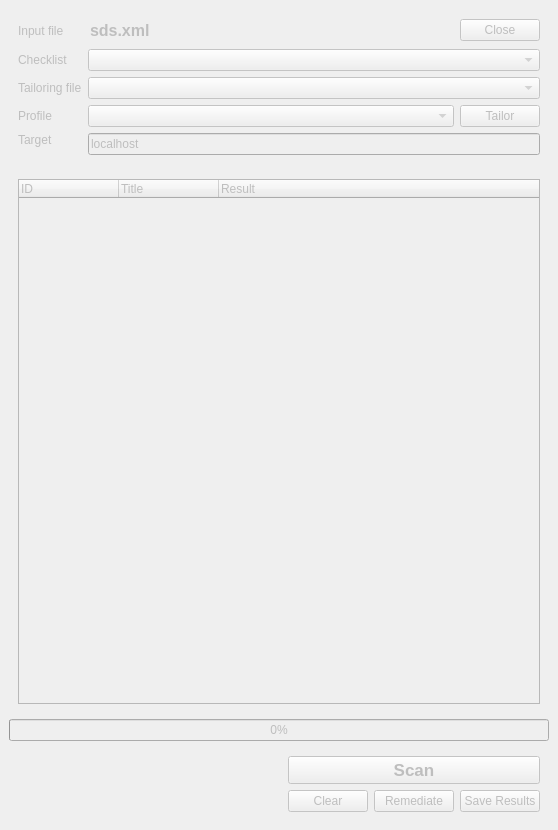
Qt form ui/MainWindow.ui (OpenSCAP/scap-workbench) before a commit.
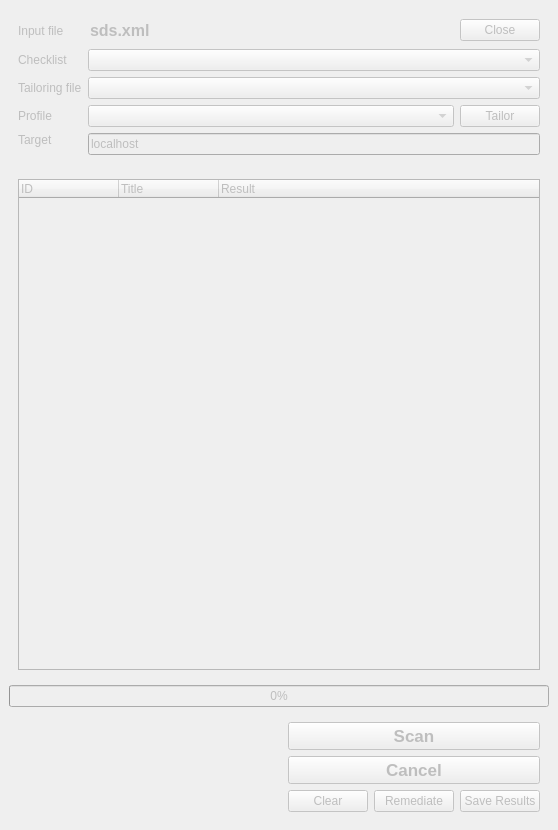
The same form after that commit.

```diff
--- a/ui/MainWindow.ui
+++ b/ui/MainWindow.ui
@@ -185,7 +185,7 @@
           </property>
           <item>
            <widget class="QWidget" name="preScanTools" native="true">
-            <layout class="QVBoxLayout" name="verticalLayout_4">
+            <layout class="QHBoxLayout" name="horizontalLayout">
              <property name="margin">
               <number>0</number>
              </property>
@@ -206,6 +206,29 @@
             </layout>
            </widget>
           </item>
+          <item>
+           <widget class="QWidget" name="scanTools" native="true">
+            <layout class="QHBoxLayout" name="horizontalLayout_4">
+             <property name="margin">
+              <number>0</number>
+             </property>
+             <item>
+              <widget class="QPushButton" name="cancelButton">
+               <property name="font">
+                <font>
+                 <pointsize>13</pointsize>
+                 <weight>75</weight>
+                 <bold>true</bold>
+                </font>
+               </property>
+               <property name="text">
+                <string>Cancel</string>
+               </property>
+              </widget>
+             </item>
+            </layout>
+           </widget>
+          </item>
           <item>
            <widget class="QWidget" name="postScanTools" native="true">
             <layout class="QHBoxLayout" name="horizontalLayout_3">
```
